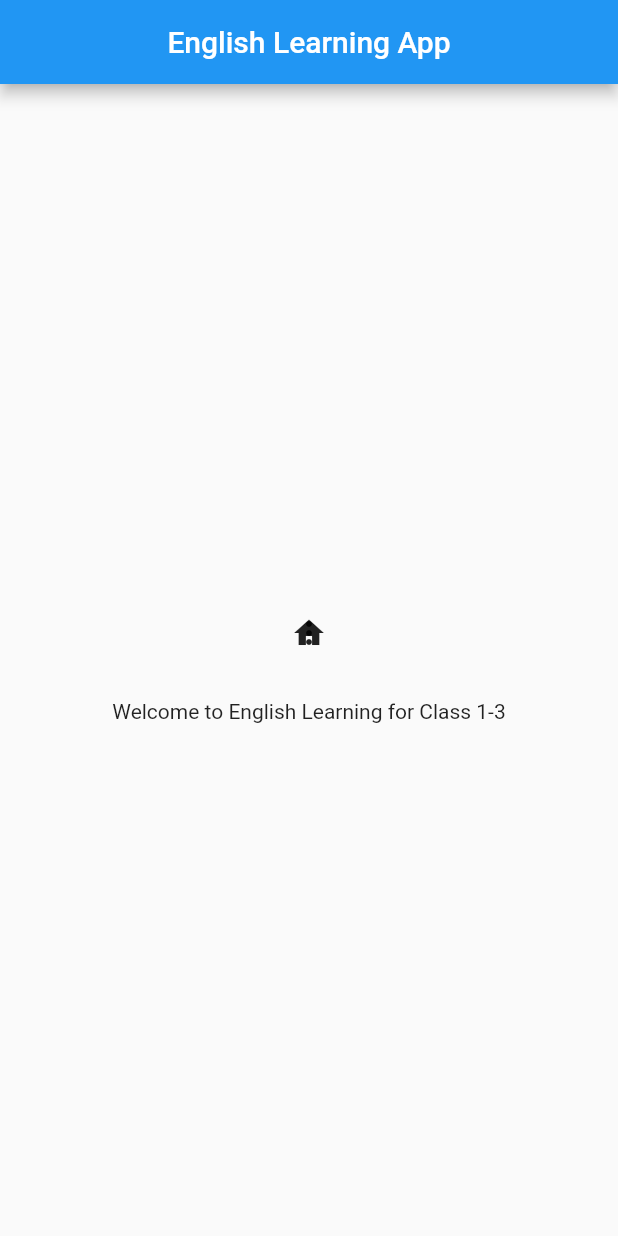
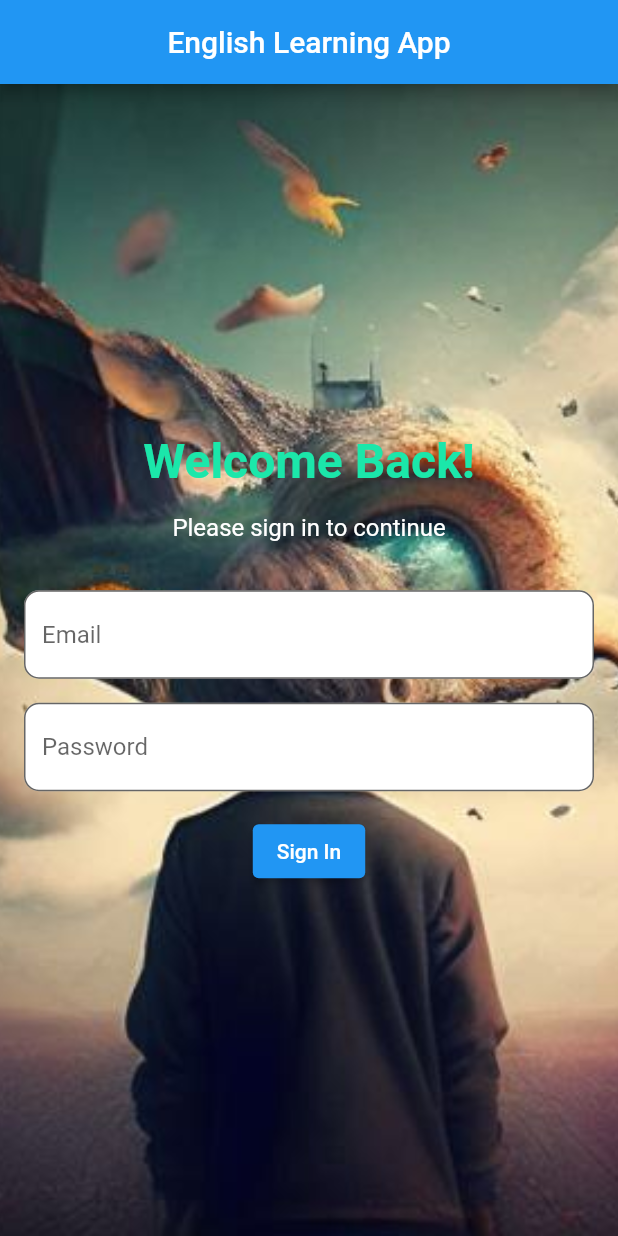
Before and after one commit to rahul-scad/flutter_english_app, a Flutter app: the screen it shows after launch, on a phone screen of 412 x 824 dp. Run offline on Flutter 3.47's test engine with Material 2 defaults, Android fonts, the phone set to English and light mode, and no system bars; our stand-ins replace flutter_tts.

Commit message:
new updated

```diff
--- a/lib/main.dart
+++ b/lib/main.dart
@@ -1,7 +1,5 @@
 import 'package:flutter/material.dart';
-import 'package:flutter_english_app/widget/home.dart';
-
-import '';
+import 'package:flutter_english_app/startup_page/login.dart';
 
 void main() => runApp(const MyApp());
 
@@ -12,9 +10,9 @@ class MyApp extends StatelessWidget {
 
   @override
   Widget build(BuildContext context) {
-    return const MaterialApp(
+    return MaterialApp(
       title: _title,
-      home: HomePage(),
+      home: LoginPage(),
     );
   }
 }
--- /dev/null
+++ b/lib/startup_page/login.dart
@@ -0,0 +1,128 @@
+import 'package:flutter/material.dart';
+import 'package:flutter_english_app/widget/home.dart';
+
+class LoginPage extends StatelessWidget {
+  LoginPage({Key? key}) : super(key: key);
+
+  late final TextEditingController emailController = TextEditingController();
+  late final TextEditingController passwordController = TextEditingController();
+
+  static const String _title = 'English Learning App';
+
+  @override
+  Widget build(BuildContext context) {
+    return Scaffold(
+      appBar: AppBar(
+        title: Text(_title),
+        centerTitle: true,
+      ),
+      body: Container(
+        decoration: const BoxDecoration(
+          image: DecorationImage(
+            image: AssetImage('assets/image (1).jpg'),
+            fit: BoxFit.cover,
+          ),
+        ),
+        child: Column(
+          mainAxisAlignment: MainAxisAlignment.center,
+          children: [
+            // Add title
+            const Text(
+              'Welcome Back!',
+              style: TextStyle(
+                fontSize: 32.0,
+                fontWeight: FontWeight.bold,
+                color: Color.fromARGB(255, 27, 231, 170),
+              ),
+            ),
+            SizedBox(height: 16.0),
+            // Add subtitle
+            const Text(
+              'Please sign in to continue',
+              style: TextStyle(
+                fontSize: 16.0,
+                color: Colors.white,
+              ),
+            ),
+            SizedBox(height: 32.0),
+            // Add email text field
+            Padding(
+              padding: const EdgeInsets.symmetric(horizontal: 16.0),
+              child: TextField(
+                controller: emailController,
+                decoration: InputDecoration(
+                  hintText: 'Email',
+                  filled: true,
+                  fillColor: Colors.white,
+                  border: OutlineInputBorder(
+                    borderRadius: BorderRadius.circular(10.0),
+                  ),
+                ),
+              ),
+            ),
+            SizedBox(height: 16.0),
+            // Add password text field
+            Padding(
+              padding: const EdgeInsets.symmetric(horizontal: 16.0),
+              child: TextField(
+                controller: passwordController,
+                obscureText: true,
+                decoration: InputDecoration(
+                  hintText: 'Password',
+                  filled: true,
+                  fillColor: Colors.white,
+                  border: OutlineInputBorder(
+                    borderRadius: BorderRadius.circular(10.0),
+                  ),
+                ),
+              ),
+            ),
+            SizedBox(height: 16.0),
+            // Add sign-in button
+            Padding(
+              padding: const EdgeInsets.symmetric(horizontal: 16.0),
+              child: ElevatedButton(
+                onPressed: () {
+                  // Add sign-in logic here
+                  String email = emailController.text;
+                  String password = passwordController.text;
+
+                  // Validate email and password
+                  if (email.isEmpty || password.isEmpty) {
+                    showDialog(
+                      context: context,
+                      builder: (BuildContext context) {
+                        return AlertDialog(
+                          title: const Text('Error'),
+                          content: const Text(
+                              'Please enter your email and password.'),
+                          actions: [
+                            TextButton(
+                              onPressed: () {
+                                Navigator.pop(context);
+                              },
+                              child: Text('OK'),
+                            ),
+                          ],
+                        );
+                      },
+                    );
+                  } else {
+                    // Perform sign-in operation
+                    // ...
+                    // Navigate to home page
+                    Navigator.push(
+                      context,
+                      MaterialPageRoute(builder: (context) => const HomePage()),
+                    );
+                  }
+                },
+                child: Text('Sign In'),
+              ),
+            ),
+          ],
+        ),
+      ),
+    );
+  }
+}
--- a/lib/widget/home.dart
+++ b/lib/widget/home.dart
@@ -18,9 +18,15 @@ class HomePage extends StatelessWidget {
         child: Column(
           mainAxisAlignment: MainAxisAlignment.center,
           children: [
-            Stack(
-              alignment: Alignment.center,
+            Row(
+              mainAxisAlignment: MainAxisAlignment.spaceBetween,
               children: [
+                const Padding(
+                  padding: EdgeInsets.only(right: 16.0),
+                  child: Text(
+                    'click here to see option',
+                  ),
+                ),
                 IconButton(
                   icon: const Icon(Icons.home),
                   onPressed: () {},
@@ -66,7 +72,8 @@ class HomePage extends StatelessWidget {
                 ),
               ],
             ),
-            const SizedBox(height: 20),
+            Image.asset('assets/image (2).jpg'),
+            const SizedBox(height: 40),
             const Text('Welcome to English Learning for Class 1-3'),
           ],
         ),
--- a/pubspec.yaml
+++ b/pubspec.yaml
@@ -60,9 +60,9 @@ flutter:
   uses-material-design: true
 
   # To add assets to your application, add an assets section, like this:
-  # assets:
-  #   - images/a_dot_burr.jpeg
-  #   - images/a_dot_ham.jpeg
+  assets:
+    - assets/
+
 
   # An image asset can refer to one or more resolution-specific "variants", see
   # https://flutter.dev/assets-and-images/#resolution-aware
```
Also changed, not shown: assets/image (1).jpg (added), assets/image (2).jpg (added), assets/image (3).jpg (added).
